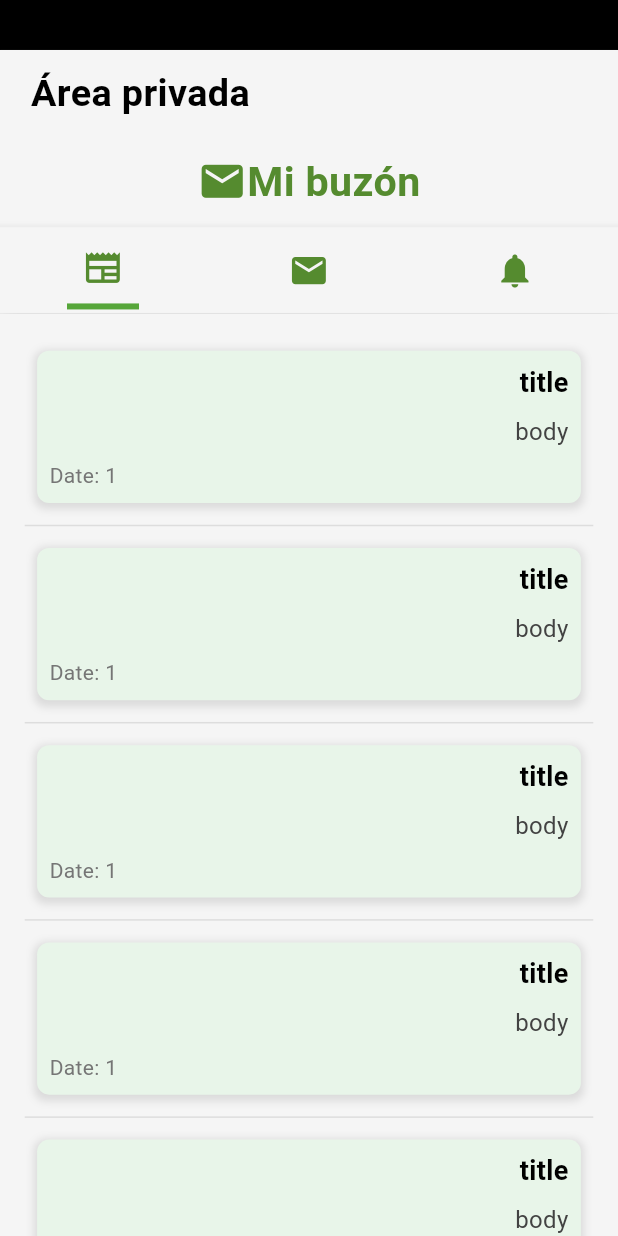
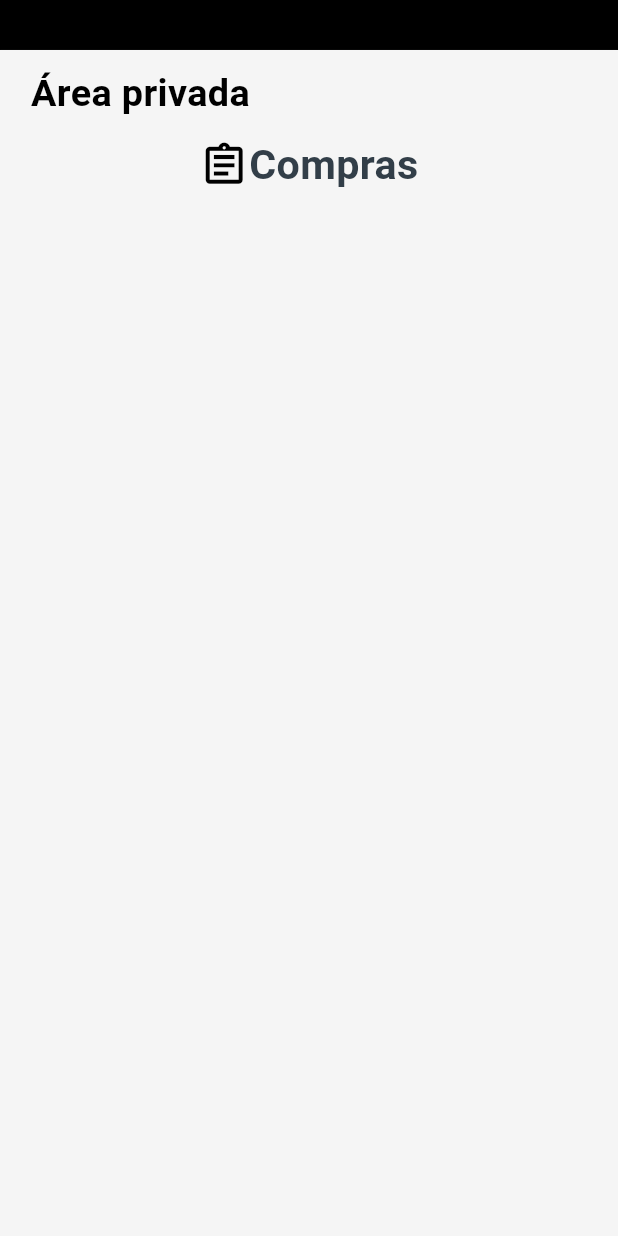
Before and after one commit to Javicoviran/AppSocioTest, a Flutter app: the screen it shows after launch, on a phone screen of 412 x 824 dp. Run offline on Flutter 3.47's test engine with Material 3 defaults, Android fonts, the phone set to English and light mode, and no system bars; our stand-ins replace flutter_riverpod.

Commit message:
feat: purchases

```diff
--- a/lib/main.dart
+++ b/lib/main.dart
@@ -4,6 +4,7 @@ import 'package:app_socio_test/screens/login/log_out.dart';
 import 'package:app_socio_test/screens/login/login.dart';
 import 'package:app_socio_test/screens/login/sig_in.dart';
 import 'package:app_socio_test/screens/mailbox/widgets/mailbox.dart';
+import 'package:app_socio_test/screens/purchases/purchases_menu.dart';
 import 'package:app_socio_test/styles/theme.dart';
 import 'package:flutter/material.dart';
 import 'package:flutter_riverpod/flutter_riverpod.dart';
@@ -29,7 +30,7 @@ class MyApp extends StatelessWidget {
         title: 'App Empleados',
         debugShowCheckedModeBanner: false,
         theme: appThemeData,
-        home: const Material(child: MailBox()),
+        home: const Material(child: PurchasesMenu()),
       ),
     );
   }
--- a/lib/screens/mailbox/helpers/constant.dart
+++ b/lib/screens/mailbox/helpers/constant.dart
@@ -7,13 +7,13 @@ import 'package:flutter/material.dart';
 const mailboxPages = [News(), Mails(), Notifications()];
 
 final mailboxItems = [
-  MailBoxItem(iconData: Icons.newspaper),
+  MailBoxItem(iconData: Icons.auto_stories),
   MailBoxItem(iconData: Icons.mail),
   MailBoxItem(iconData: Icons.notifications),
 ];
 
 final mailboxItemsSelected = [
-  MailBoxItem(iconData: Icons.newspaper_outlined),
+  MailBoxItem(iconData: Icons.auto_stories_outlined),
   MailBoxItem(iconData: Icons.mail_outlined),
   MailBoxItem(iconData: Icons.notifications_none),
 ];
--- a/lib/screens/my_profile/my_profile.dart
+++ /dev/null
@@ -1,10 +0,0 @@
-import 'package:flutter/material.dart';
-
-class MyProfile extends StatelessWidget {
-  const MyProfile({super.key});
-
-  @override
-  Widget build(BuildContext context) {
-    return const Placeholder();
-  }
-}
--- /dev/null
+++ b/lib/screens/purchases/purchases_menu.dart
@@ -0,0 +1,40 @@
+import 'package:app_socio_test/helpers/screen_functions.dart';
+import 'package:app_socio_test/styles/colors.dart';
+import 'package:app_socio_test/styles/theme.dart';
+import 'package:app_socio_test/widgets/base_app_bar.dart';
+import 'package:app_socio_test/widgets/base_button.dart';
+import 'package:app_socio_test/widgets/covi_bar.dart';
+import 'package:app_socio_test/widgets/input.dart';
+import 'package:app_socio_test/widgets/input_pass.dart';
+import 'package:flutter/material.dart';
+
+class PurchasesMenu extends StatelessWidget {
+  const PurchasesMenu({super.key});
+
+  @override
+  Widget build(BuildContext context) {
+    return Scaffold(
+      body: Column(
+        children: [
+          const CoviBar(),
+          const BaseAppBar(title: "Área privada"),
+          Column(
+            crossAxisAlignment: CrossAxisAlignment.center,
+            children: [
+              Row(
+                mainAxisAlignment: MainAxisAlignment.center,
+                children: [
+                  const Icon(Icons.assignment_outlined),
+                  Text(
+                    "Compras",
+                    style: CommonTheme.headlineSmall,
+                  )
+                ],
+              ),
+            ],
+          ),
+        ],
+      ),
+    );
+  }
+}
```
